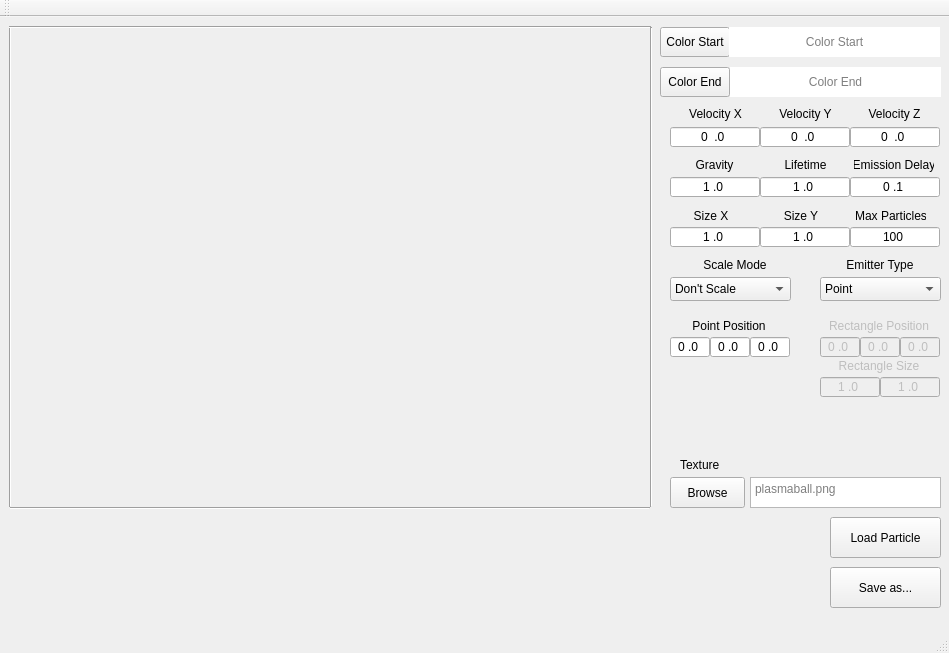
First picture: the form in TA_ParticleEditor/TA_ParticleEditor/particleeditor.ui, repository Stureplan/TA_ParticleEditor, before the edit.
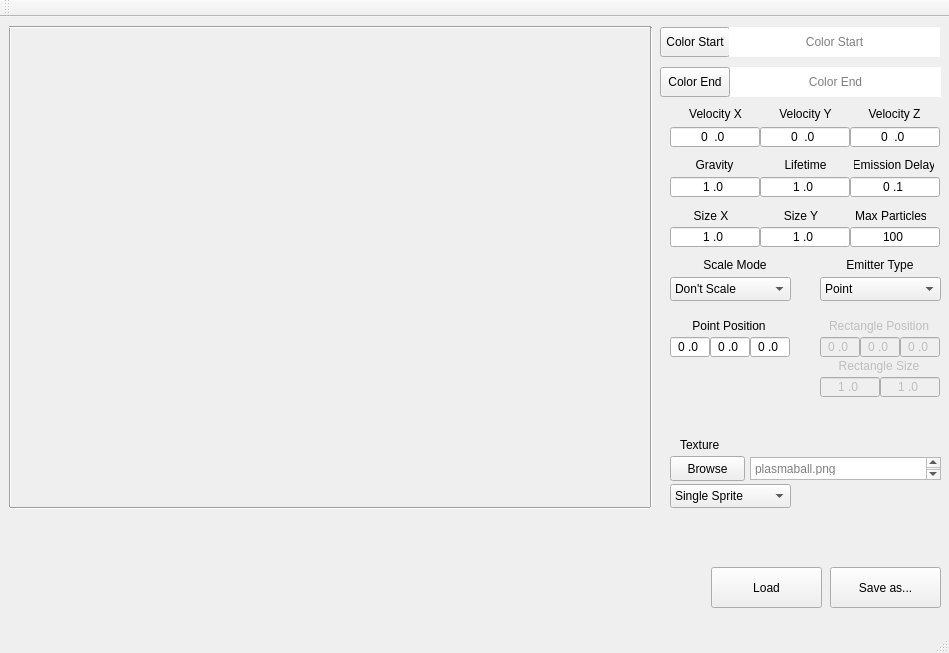
Second picture: the form after the edit. Custom widgets are drawn as their Qt base class.

The edit to the form file:
```diff
--- a/TA_ParticleEditor/TA_ParticleEditor/particleeditor.ui
+++ b/TA_ParticleEditor/TA_ParticleEditor/particleeditor.ui
@@ -104,9 +104,9 @@
     <property name="geometry">
      <rect>
       <x>670</x>
-      <y>460</y>
+      <y>439</y>
       <width>75</width>
-      <height>31</height>
+      <height>25</height>
      </rect>
     </property>
     <property name="text">
@@ -181,9 +181,9 @@
     <property name="geometry">
      <rect>
       <x>750</x>
-      <y>460</y>
+      <y>440</y>
       <width>191</width>
-      <height>31</height>
+      <height>23</height>
      </rect>
     </property>
     <property name="textInteractionFlags">
@@ -226,7 +226,7 @@
     <property name="geometry">
      <rect>
       <x>680</x>
-      <y>440</y>
+      <y>420</y>
       <width>91</width>
       <height>16</height>
      </rect>
@@ -955,16 +955,42 @@
    <widget class="QPushButton" name="loadPS">
     <property name="geometry">
      <rect>
-      <x>830</x>
-      <y>500</y>
+      <x>711</x>
+      <y>550</y>
       <width>111</width>
       <height>41</height>
      </rect>
     </property>
     <property name="text">
-     <string>Load Particle</string>
+     <string>Load</string>
     </property>
    </widget>
+   <widget class="QComboBox" name="textureTypeBox">
+    <property name="geometry">
+     <rect>
+      <x>670</x>
+      <y>467</y>
+      <width>121</width>
+      <height>24</height>
+     </rect>
+    </property>
+    <property name="layoutDirection">
+     <enum>Qt::LeftToRight</enum>
+    </property>
+    <property name="currentText">
+     <string>Single Sprite</string>
+    </property>
+    <item>
+     <property name="text">
+      <string>Single Sprite</string>
+     </property>
+    </item>
+    <item>
+     <property name="text">
+      <string>Sprite Sheet</string>
+     </property>
+    </item>
+   </widget>
   </widget>
   <widget class="QMenuBar" name="menuBar">
    <property name="geometry">
```
